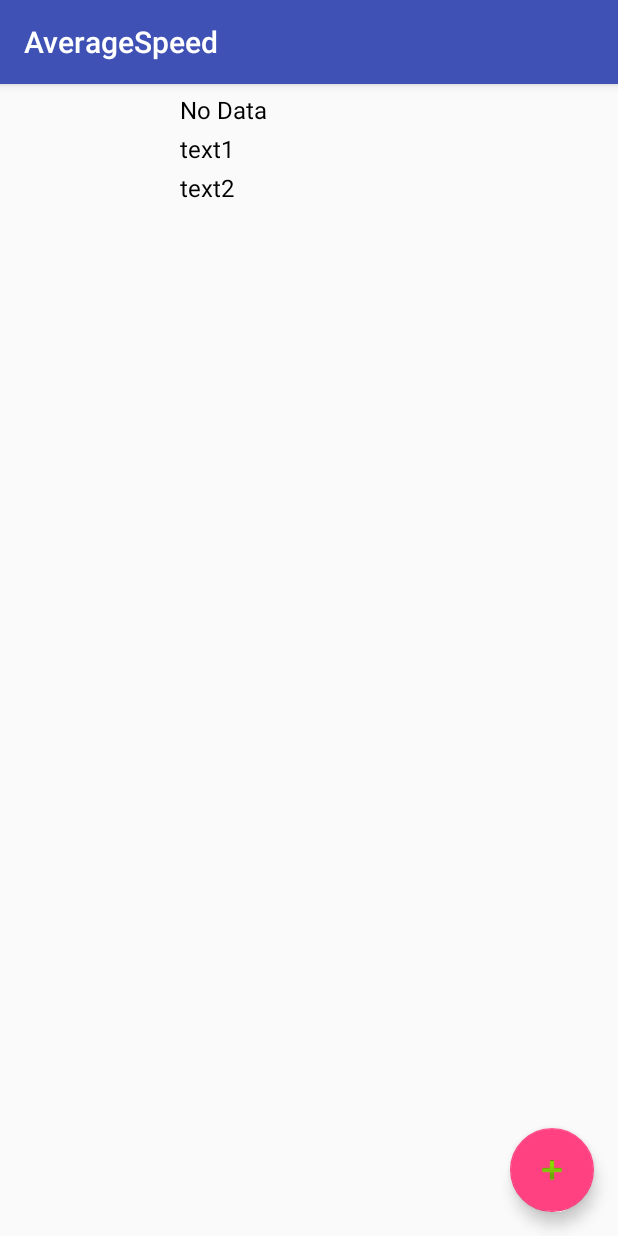
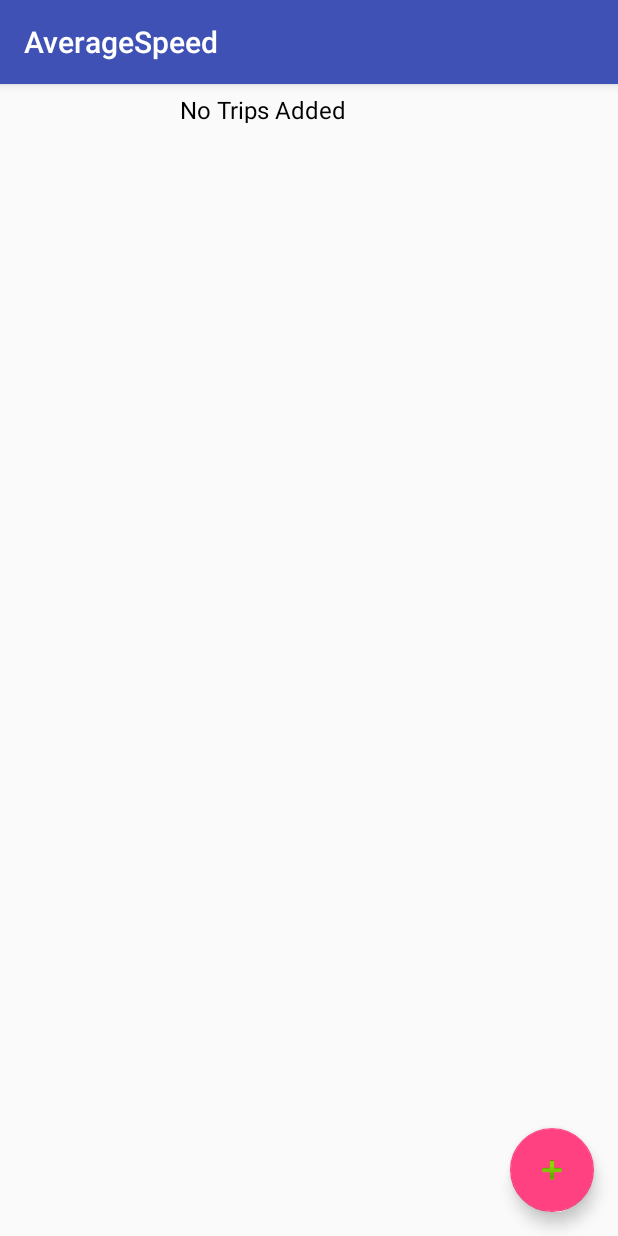
Before and after one commit to rakj1/AverageSpeed, an Android app: the screen it shows after launch (ActivityListTrips), on a phone screen of 412 x 824 dp. Run offline under Robolectric (Android 15) with nearby library versions, the phone set to English and light mode, and no system bars.

Commit message:
Changed empty list to "No Trips Added Message"

```diff
--- a/app/src/main/java/nz/ones/ryanj/averagespeed/CustomTripAdapter.java
+++ b/app/src/main/java/nz/ones/ryanj/averagespeed/CustomTripAdapter.java
@@ -85,11 +85,7 @@ public class CustomTripAdapter extends BaseAdapter implements View.OnClickListen
         else
             holder=(ViewHolder)vi.getTag();
 
-        if(data.size()<=0)
-        {
-            holder.name.setText("No Data");
-        }
-        else
+        if (data.size() > 0)
         {
             /***** Get each Model object from Arraylist ********/
             tempValues=null;
--- a/app/src/main/res/layout/tabitem.xml
+++ b/app/src/main/res/layout/tabitem.xml
@@ -28,7 +28,7 @@
             >
             <TableRow>
                 <TextView
-                    android:text="text"
+                    android:text="No Trips Added"
                     android:id="@+id/tripName"
                     android:layout_height="wrap_content"
                     android:layout_width="wrap_content"
@@ -42,7 +42,7 @@
             </TableRow>
             <TableRow>
                 <TextView
-                    android:text="text1"
+                    android:text=""
                     android:id="@+id/tripTime"
                     android:layout_height="wrap_content"
                     android:layout_width="wrap_content"
@@ -56,7 +56,7 @@
             </TableRow>
             <TableRow>
                 <TextView
-                    android:text="text2"
+                    android:text=""
                     android:id="@+id/tripDistance"
                     android:layout_height="wrap_content"
                     android:layout_width="wrap_content"
```
